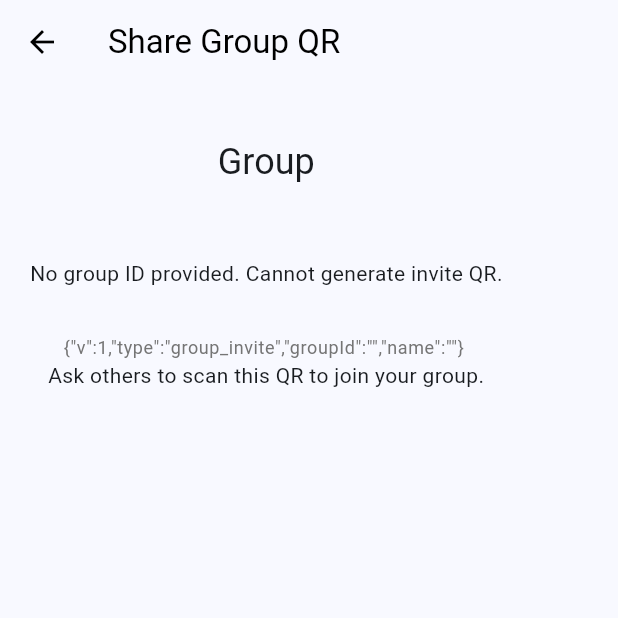
After one commit to 7void/TripSentry, a Flutter app: the GroupChatScreen screen opened by its route, after a tap on the "qr code" icon, on a phone screen of 412 x 824 dp, the top half of it. The commit adds this screen. Run offline on Flutter 3.47's test engine with Material 3 defaults, Android fonts, the phone set to English and light mode, and no system bars; our stand-ins replace cloud_firestore, convert, firebase_auth, firebase_core, flutter_dotenv, flutter_local_notifications and 8 more; missing offline and left inert: flutter_phone_direct_caller, geofence_service, health, mobile_scanner, porcupine_flutter, web3dart; accounts and stored records are empty.

Commit message:
added qr code for groups

```diff
--- a/lib/main.dart
+++ b/lib/main.dart
@@ -24,6 +24,8 @@ import 'screens/chat_screen.dart'; // ✅ chatbot screen import
 import 'screens/emergency_countdown_screen.dart';
 import 'screens/group_list_screen.dart';
 import 'screens/group_chat_screen.dart';
+import 'screens/group_invite_qr_screen.dart';
+import 'screens/group_invite_scanner_screen.dart';
 import 'services/location_service.dart';
 import 'services/voice_assistant_service.dart';
 import 'services/chat_session_service.dart';
@@ -408,6 +410,17 @@ class _MyAppState extends State<MyApp> {
             final id = ModalRoute.of(context)?.settings.arguments as String?;
             return GroupChatScreen(groupId: id ?? '');
           },
+          '/groupInviteQr': (context) {
+            final args = ModalRoute.of(context)?.settings.arguments;
+            String gid = '';
+            String name = '';
+            if (args is Map) {
+              gid = (args['groupId'] ?? '').toString();
+              name = (args['name'] ?? '').toString();
+            }
+            return GroupInviteQrScreen(groupId: gid, groupName: name);
+          },
+          '/groupInviteScan': (context) => const GroupInviteScannerScreen(),
         },
         debugShowCheckedModeBanner: false,
       )),
--- a/lib/screens/group_chat_screen.dart
+++ b/lib/screens/group_chat_screen.dart
@@ -18,7 +18,31 @@ class _GroupChatScreenState extends State<GroupChatScreen> {
     final gs = GroupService.instance;
     final myUid = FirebaseAuth.instance.currentUser?.uid;
     return Scaffold(
-      appBar: AppBar(title: const Text('Group Chat')),
+      appBar: AppBar(
+        title: const Text('Group Chat'),
+        actions: [
+          IconButton(
+            tooltip: 'Share Group QR',
+            icon: const Icon(Icons.qr_code),
+            onPressed: () async {
+              // try to fetch group name minimal from users-index cache if available via route args is minimal; fallback empty
+              final name = '';
+              if (!mounted) return;
+              Navigator.of(context).pushNamed('/groupInviteQr', arguments: {
+                'groupId': widget.groupId,
+                'name': name,
+              });
+            },
+          ),
+          IconButton(
+            tooltip: 'Scan Group QR',
+            icon: const Icon(Icons.qr_code_scanner),
+            onPressed: () {
+              Navigator.of(context).pushNamed('/groupInviteScan');
+            },
+          ),
+        ],
+      ),
       body: Column(
         children: [
           Expanded(
--- /dev/null
+++ b/lib/screens/group_invite_qr_screen.dart
@@ -0,0 +1,104 @@
+import 'dart:convert';
+import 'package:flutter/material.dart';
+import 'package:flutter/services.dart';
+import 'package:qr_flutter/qr_flutter.dart';
+
+/// Shows a QR code that encodes an invite to join a group.
+/// Payload format (JSON string):
+/// { v: 1, type: 'group_invite', groupId: '<id>', name: '<group name>' }
+class GroupInviteQrScreen extends StatelessWidget {
+  final String groupId;
+  final String groupName;
+  const GroupInviteQrScreen({super.key, required this.groupId, required this.groupName});
+
+  @override
+  Widget build(BuildContext context) {
+    final payload = jsonEncode({
+      'v': 1,
+      'type': 'group_invite',
+      'groupId': groupId,
+      'name': groupName,
+    });
+    final size = MediaQuery.of(context).size;
+    final qrSize = (size.width * 0.75).clamp(180.0, 340.0);
+    return Scaffold(
+      appBar: AppBar(title: const Text('Share Group QR')),
+      body: Padding(
+        padding: const EdgeInsets.all(20.0),
+        child: Column(
+          crossAxisAlignment: CrossAxisAlignment.center,
+          children: [
+            const SizedBox(height: 16),
+            Text(
+              groupName.isNotEmpty ? groupName : 'Group',
+              style: Theme.of(context).textTheme.headlineSmall,
+              textAlign: TextAlign.center,
+            ),
+            const SizedBox(height: 24),
+            if (groupId.isEmpty) ...[
+              const SizedBox(height: 24),
+              const Text('No group ID provided. Cannot generate invite QR.'),
+            ] else Center(
+              child: Container(
+                padding: const EdgeInsets.all(16),
+                decoration: BoxDecoration(
+                  color: Colors.white,
+                  borderRadius: BorderRadius.circular(12),
+                  border: Border.all(color: Colors.grey.shade300),
+                ),
+                child: QrImageView(
+                  data: payload,
+                  version: QrVersions.auto,
+                  size: qrSize.clamp(180.0, 360.0),
+                  gapless: true,
+                  eyeStyle: const QrEyeStyle(
+                    eyeShape: QrEyeShape.square,
+                    color: Colors.black,
+                  ),
+                  dataModuleStyle: const QrDataModuleStyle(
+                    dataModuleShape: QrDataModuleShape.square,
+                    color: Colors.black,
+                  ),
+                  errorStateBuilder: (c, err) => const SizedBox(
+                    width: 200,
+                    child: Center(child: Text('Failed to render QR')),
+                  ),
+                ),
+              ),
+            ),
+            const SizedBox(height: 24),
+            if (groupId.isNotEmpty)
+              Row(
+                mainAxisAlignment: MainAxisAlignment.center,
+                children: [
+                  Text('Group ID: ', style: Theme.of(context).textTheme.bodyMedium),
+                  SelectableText(groupId, style: Theme.of(context).textTheme.bodyMedium?.copyWith(fontWeight: FontWeight.bold)),
+                  const SizedBox(width: 8),
+                  IconButton(
+                    icon: const Icon(Icons.copy),
+                    tooltip: 'Copy group ID',
+                    onPressed: () {
+                      Clipboard.setData(ClipboardData(text: groupId));
+                      ScaffoldMessenger.of(context).showSnackBar(const SnackBar(content: Text('Group ID copied')));
+                    },
+                  ),
+                ],
+              ),
+            const SizedBox(height: 8),
+            // Debug: show payload preview to verify content being encoded
+            SelectableText(
+              payload,
+              style: Theme.of(context).textTheme.bodySmall?.copyWith(color: Colors.grey[600]),
+              textAlign: TextAlign.center,
+            ),
+            Text(
+              'Ask others to scan this QR to join your group.',
+              style: Theme.of(context).textTheme.bodyMedium,
+              textAlign: TextAlign.center,
+            ),
+          ],
+        ),
+      ),
+    );
+  }
+}
--- a/lib/screens/group_list_screen.dart
+++ b/lib/screens/group_list_screen.dart
@@ -11,6 +11,19 @@ class GroupListScreen extends StatelessWidget {
       appBar: AppBar(
         title: const Text('My Groups'),
         actions: [
+          IconButton(
+            tooltip: 'Scan Group QR',
+            icon: const Icon(Icons.qr_code_scanner),
+            onPressed: () async {
+              final res = await Navigator.of(context).pushNamed('/groupInviteScan');
+              if (!context.mounted) return;
+              if (res is Map && res['joined'] == true) {
+                ScaffoldMessenger.of(context).showSnackBar(
+                  const SnackBar(content: Text('Joined group via QR')),
+                );
+              }
+            },
+          ),
           IconButton(
             tooltip: 'Join by ID',
             icon: const Icon(Icons.login),
@@ -67,16 +80,35 @@ class GroupListScreen extends StatelessWidget {
           if (groups.isEmpty) {
             return const Center(child: Text('No groups yet'));
           }
-          return ListView.builder(
+              return ListView.builder(
             itemCount: groups.length,
             itemBuilder: (context, i) {
               final g = groups[i];
-              return ListTile(
+                  return ListTile(
                 title: Text(g['name'] ?? 'Group'),
                 subtitle: Text(g['id'] ?? ''),
-                onTap: () {
-                  Navigator.of(context).pushNamed('/groupChat', arguments: g['id']);
-                },
+                    onTap: () {
+                      Navigator.of(context).pushNamed('/groupChat', arguments: g['id']);
+                    },
+                    trailing: PopupMenuButton<String>(
+                      onSelected: (value) {
+                        if (value == 'share_qr') {
+                          Navigator.of(context).pushNamed(
+                            '/groupInviteQr',
+                            arguments: {
+                              'groupId': g['id'] ?? '',
+                              'name': g['name'] ?? 'Group',
+                            },
+                          );
+                        }
+                      },
+                      itemBuilder: (ctx) => const [
+                        PopupMenuItem(
+                          value: 'share_qr',
+                          child: Text('Share QR'),
+                        ),
+                      ],
+                    ),
               );
             },
           );
--- a/pubspec.yaml
+++ b/pubspec.yaml
@@ -41,6 +41,9 @@ dependencies:
   # QR Code
   qr_flutter: ^4.1.0
 
+  # QR/Barcode scanning
+  mobile_scanner: ^3.5.7
+
   # Permission handling
   permission_handler: ^12.0.1
 
```
Also changed, not shown: lib/screens/group_invite_scanner_screen.dart (added, +95 -0 lines), pubspec.lock, 2 other files.
